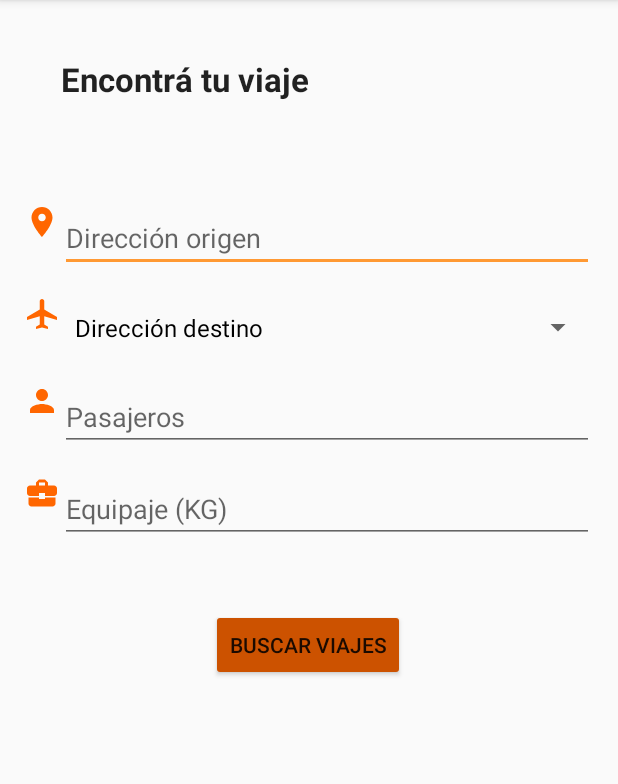
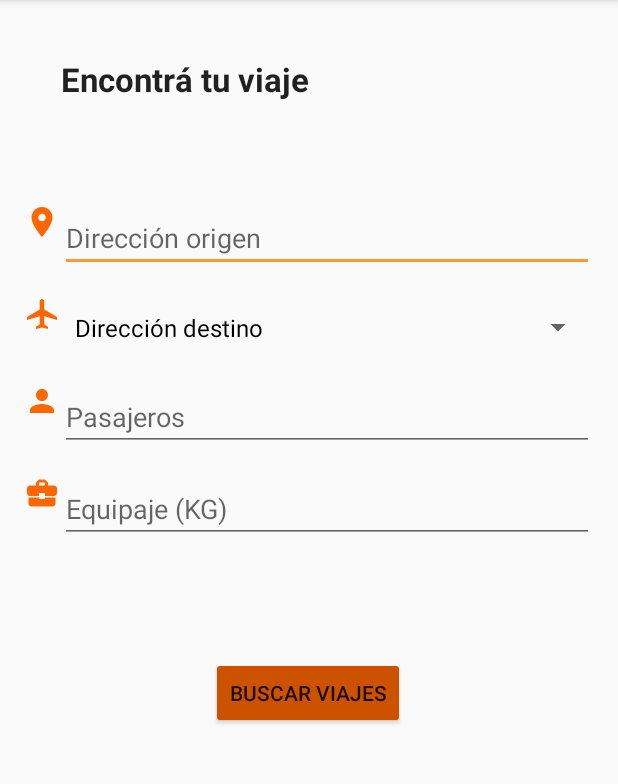
Before and after one commit to juanmartinez-19/vaa, an Android app built with Jetpack Compose: the screen it shows after launch (HomeActivity), on a phone screen of 412 x 824 dp, the part 84-868 px from its top. Run offline under Robolectric (Android 15) with nearby library versions, the phone set to English and light mode, and no system bars.

Commit message:
correccion pantalla inicio

```diff
--- a/app/src/main/res/layout/fragment_home.xml
+++ b/app/src/main/res/layout/fragment_home.xml
@@ -34,6 +34,7 @@
             android:layout_weight="1"
             android:hint="Dirección origen"
             android:inputType="text" />
+
     </LinearLayout>
 
     <!-- Layout para Dirección destino -->
@@ -123,11 +124,12 @@
     </LinearLayout>
 
     <!-- Botón para enviar el formulario -->
+
     <Button
         android:id="@+id/btnBuscar"
         android:layout_width="wrap_content"
         android:layout_height="wrap_content"
-        android:layout_marginTop="44dp"
+        android:layout_marginTop="76dp"
         android:backgroundTint="@color/colorPrimaryDark"
         android:text="@string/buscar_viajes"
         app:layout_constraintEnd_toEndOf="parent"
@@ -138,14 +140,15 @@
     <ProgressBar
         android:id="@+id/progressBarLoading"
         style="?android:attr/progressBarStyle"
-        android:visibility="invisible"
         android:layout_width="wrap_content"
         android:layout_height="wrap_content"
+        android:visibility="invisible"
         app:layout_constraintBottom_toBottomOf="parent"
         app:layout_constraintEnd_toEndOf="parent"
+        app:layout_constraintHorizontal_bias="0.498"
         app:layout_constraintStart_toStartOf="parent"
         app:layout_constraintTop_toTopOf="parent"
-        app:layout_constraintVertical_bias="0.557" />
+        app:layout_constraintVertical_bias="0.512" />
 
     <TextView
         android:id="@+id/tvTitle"
```
